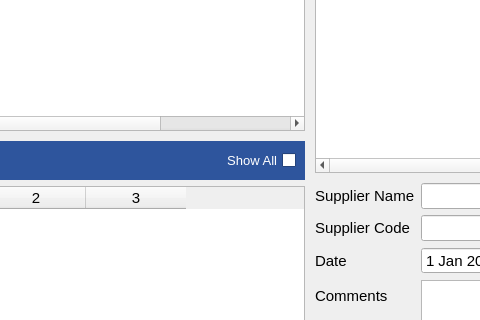
Before: the Qt Designer form estorecpp/addorderitemwidget.ui in Watti/estorecpp, drawn with Qt 5; both pictures show x 126 to 606 and y 166 to 486 of the 819 by 577 pixel window.
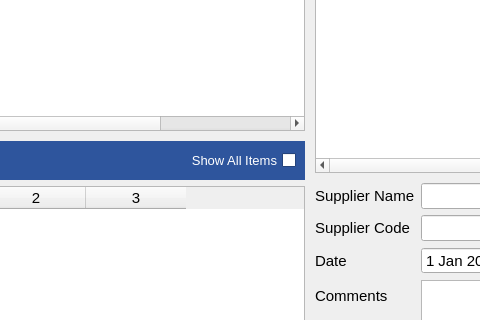
After: the same form once the commit is applied. Icons and pictures are not drawn.

Commit message: finalize order added

The edit to the form file:
```diff
--- a/estorecpp/addorderitemwidget.ui
+++ b/estorecpp/addorderitemwidget.ui
@@ -907,7 +907,7 @@
                   <enum>Qt::RightToLeft</enum>
                  </property>
                  <property name="text">
-                  <string>Show All</string>
+                  <string>Show All Items</string>
                  </property>
                 </widget>
                </item>
```
Left out of the diff: 2 changed lines with no effect on the pictures. The commit also changes 2 other files.
